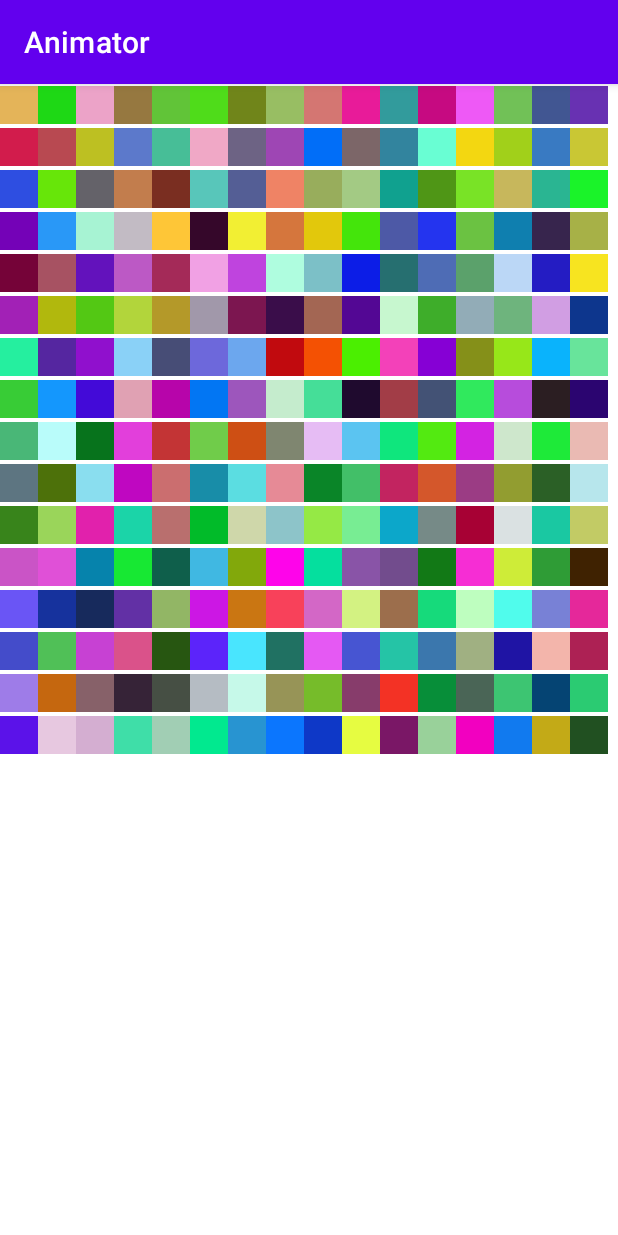
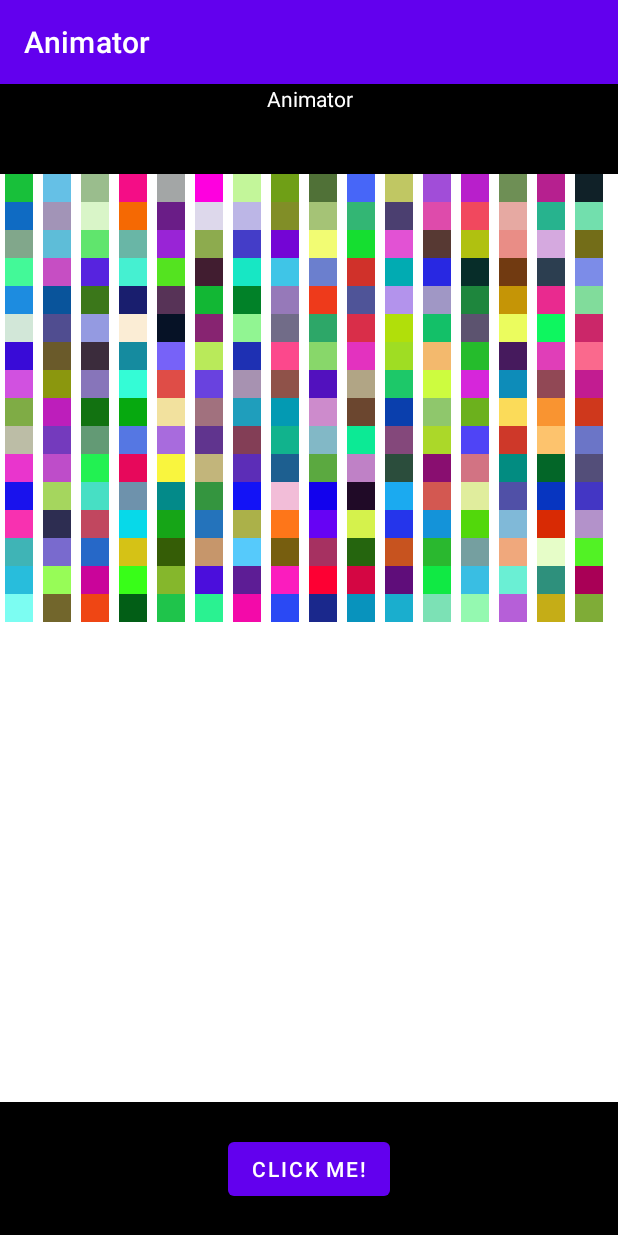
Before and after one commit to TVCreed/Animator, an Android app: the screen it shows after launch (MainActivity), on a phone screen of 412 x 824 dp. Run offline under Robolectric (Android 15) with nearby library versions, the phone set to English and light mode, and no system bars.

Commit message:
2 layouts added

```diff
--- a/app/src/main/res/layout/activity_main.xml
+++ b/app/src/main/res/layout/activity_main.xml
@@ -1,18 +1,55 @@
 <?xml version="1.0" encoding="utf-8"?>
+
 <LinearLayout xmlns:android="http://schemas.android.com/apk/res/android"
     xmlns:tools="http://schemas.android.com/tools"
+    android:orientation="vertical"
     android:layout_width="match_parent"
     android:layout_height="match_parent"
     tools:context=".MainActivity">
 
+    <LinearLayout
+        android:layout_width="match_parent"
+        android:layout_height="wrap_content"
+        android:layout_weight=".10"
+        android:orientation="horizontal"
+        android:background="@color/black">
+
+        <TextView
+            android:layout_width="match_parent"
+            android:layout_height="match_parent"
+            android:gravity="center_horizontal"
+            android:text="@string/app_name"
+            android:textColor="@color/white" />
+
+    </LinearLayout>
+
     <GridView
         android:id="@+id/gridView"
         android:layout_width="match_parent"
-        android:layout_height="match_parent"
+        android:layout_height="wrap_content"
+        android:layout_weight=".80"
         android:columnWidth="24sp"
         android:horizontalSpacing="0sp"
         android:numColumns="16"
         android:padding="0sp"
-        android:verticalSpacing="0sp" />
+        android:verticalSpacing="0sp">
+
+    </GridView>
+
+    <LinearLayout
+        android:layout_width="match_parent"
+        android:layout_height="wrap_content"
+        android:layout_weight=".10"
+        android:background="@color/black"
+        android:gravity="center"
+        android:orientation="horizontal">
+
+        <Button
+            android:id="@+id/button"
+            android:layout_width="wrap_content"
+            android:layout_height="wrap_content"
+            android:text="@string/btnSaveFrame" />
+
+    </LinearLayout>
 
 </LinearLayout>
--- a/app/src/main/res/values/strings.xml
+++ b/app/src/main/res/values/strings.xml
@@ -1,3 +1,4 @@
 <resources>
     <string name="app_name">Animator</string>
+    <string name="btnSaveFrame">Click Me!</string>
 </resources>
```
